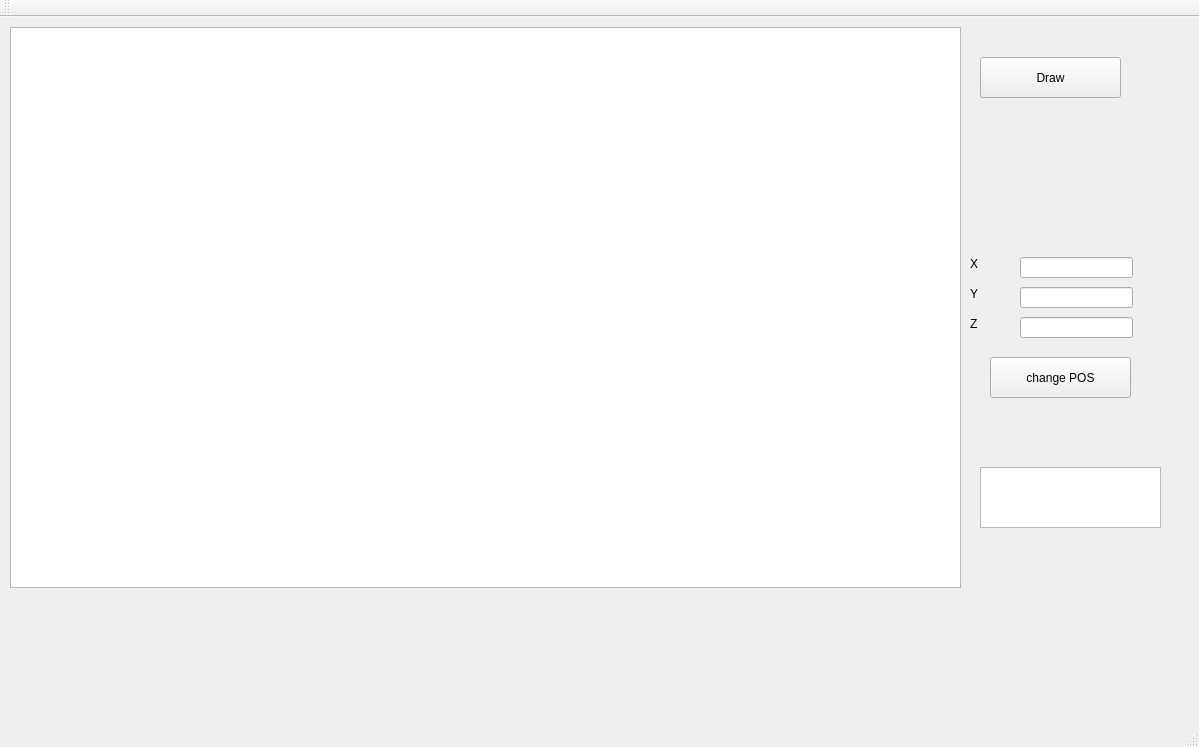
First picture: the form in Rocket_launch/mainwindow.ui, repository ZeynalovZ/Course-Work, before the edit.
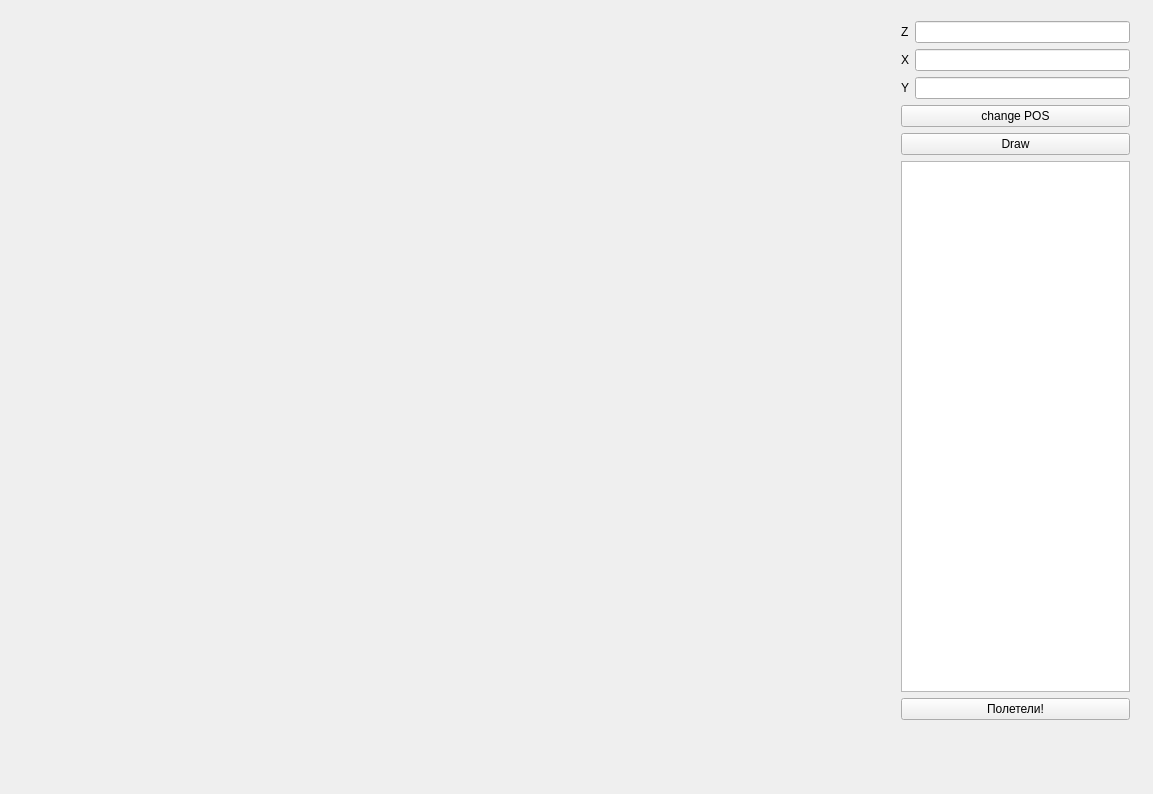
Second picture: the form after the edit.

Patch:
```diff
--- a/Rocket_launch/mainwindow.ui
+++ b/Rocket_launch/mainwindow.ui
@@ -6,149 +6,112 @@
    <rect>
     <x>0</x>
     <y>0</y>
-    <width>1199</width>
-    <height>747</height>
+    <width>1153</width>
+    <height>794</height>
    </rect>
   </property>
   <property name="windowTitle">
    <string>MainWindow</string>
   </property>
   <widget class="QWidget" name="centralWidget">
-   <widget class="QPushButton" name="Draw">
-    <property name="geometry">
-     <rect>
-      <x>980</x>
-      <y>40</y>
-      <width>141</width>
-      <height>41</height>
-     </rect>
-    </property>
-    <property name="text">
-     <string>Draw</string>
-    </property>
-   </widget>
-   <widget class="QPushButton" name="rotate">
-    <property name="geometry">
-     <rect>
-      <x>990</x>
-      <y>340</y>
-      <width>141</width>
-      <height>41</height>
-     </rect>
-    </property>
-    <property name="text">
-     <string>change POS</string>
-    </property>
-   </widget>
-   <widget class="QGraphicsView" name="PaintingScene">
+   <widget class="QWidget" name="verticalLayoutWidget_2">
     <property name="geometry">
      <rect>
       <x>10</x>
       <y>10</y>
-      <width>951</width>
-      <height>561</height>
+      <width>871</width>
+      <height>761</height>
      </rect>
     </property>
+    <layout class="QVBoxLayout" name="Layuot"/>
    </widget>
-   <widget class="QLineEdit" name="editX">
+   <widget class="QSplitter" name="splitter">
     <property name="geometry">
      <rect>
-      <x>1020</x>
-      <y>240</y>
-      <width>113</width>
-      <height>21</height>
+      <x>890</x>
+      <y>10</y>
+      <width>251</width>
+      <height>721</height>
      </rect>
     </property>
-   </widget>
-   <widget class="QLineEdit" name="editY">
-    <property name="geometry">
-     <rect>
-      <x>1020</x>
-      <y>270</y>
-      <width>113</width>
-      <height>21</height>
-     </rect>
+    <property name="orientation">
+     <enum>Qt::Horizontal</enum>
     </property>
+    <widget class="QWidget" name="verticalLayoutWidget">
+     <layout class="QVBoxLayout" name="control">
+      <item>
+       <layout class="QHBoxLayout" name="horizontalLayout_15">
+        <item>
+         <widget class="QLabel" name="label_3">
+          <property name="text">
+           <string>Z</string>
+          </property>
+         </widget>
+        </item>
+        <item>
+         <widget class="QLineEdit" name="editZ"/>
+        </item>
+       </layout>
+      </item>
+      <item>
+       <layout class="QHBoxLayout" name="horizontalLayout_14">
+        <item>
+         <widget class="QLabel" name="label">
+          <property name="text">
+           <string>X</string>
+          </property>
+         </widget>
+        </item>
+        <item>
+         <widget class="QLineEdit" name="editX"/>
+        </item>
+       </layout>
+      </item>
+      <item>
+       <layout class="QHBoxLayout" name="horizontalLayout_20">
+        <item>
+         <widget class="QLabel" name="label_2">
+          <property name="text">
+           <string>Y</string>
+          </property>
+         </widget>
+        </item>
+        <item>
+         <widget class="QLineEdit" name="editY"/>
+        </item>
+       </layout>
+      </item>
+      <item>
+       <widget class="QPushButton" name="rotate">
+        <property name="text">
+         <string>change POS</string>
+        </property>
+       </widget>
+      </item>
+      <item>
+       <widget class="QPushButton" name="Draw">
+        <property name="text">
+         <string>Draw</string>
+        </property>
+       </widget>
+      </item>
+      <item>
+       <layout class="QHBoxLayout" name="horizontalLayout_13"/>
+      </item>
+      <item>
+       <widget class="QTextEdit" name="AngleInfo"/>
+      </item>
+      <item>
+       <widget class="QPushButton" name="pushButton">
+        <property name="text">
+         <string>Полетели!</string>
+        </property>
+       </widget>
+      </item>
+     </layout>
+    </widget>
    </widget>
-   <widget class="QLineEdit" name="editZ">
-    <property name="geometry">
-     <rect>
-      <x>1020</x>
-      <y>300</y>
-      <width>113</width>
-      <height>21</height>
-     </rect>
-    </property>
-   </widget>
-   <widget class="QLabel" name="label">
-    <property name="geometry">
-     <rect>
-      <x>970</x>
-      <y>240</y>
-      <width>47</width>
-      <height>13</height>
-     </rect>
-    </property>
-    <property name="text">
-     <string>X</string>
-    </property>
-   </widget>
-   <widget class="QLabel" name="label_2">
-    <property name="geometry">
-     <rect>
-      <x>970</x>
-      <y>270</y>
-      <width>47</width>
-      <height>13</height>
-     </rect>
-    </property>
-    <property name="text">
-     <string>Y</string>
-    </property>
-   </widget>
-   <widget class="QLabel" name="label_3">
-    <property name="geometry">
-     <rect>
-      <x>970</x>
-      <y>300</y>
-      <width>47</width>
-      <height>13</height>
-     </rect>
-    </property>
-    <property name="text">
-     <string>Z</string>
-    </property>
-   </widget>
-   <widget class="QTextEdit" name="AngleInfo">
-    <property name="geometry">
-     <rect>
-      <x>980</x>
-      <y>450</y>
-      <width>181</width>
-      <height>61</height>
-     </rect>
-    </property>
-   </widget>
   </widget>
-  <widget class="QMenuBar" name="menuBar">
-   <property name="geometry">
-    <rect>
-     <x>0</x>
-     <y>0</y>
-     <width>1199</width>
-     <height>20</height>
-    </rect>
-   </property>
-  </widget>
-  <widget class="QToolBar" name="mainToolBar">
-   <attribute name="toolBarArea">
-    <enum>TopToolBarArea</enum>
-   </attribute>
-   <attribute name="toolBarBreak">
-    <bool>false</bool>
-   </attribute>
-  </widget>
-  <widget class="QStatusBar" name="statusBar"/>
  </widget>
  <layoutdefault spacing="6" margin="11"/>
  <resources/>
```
